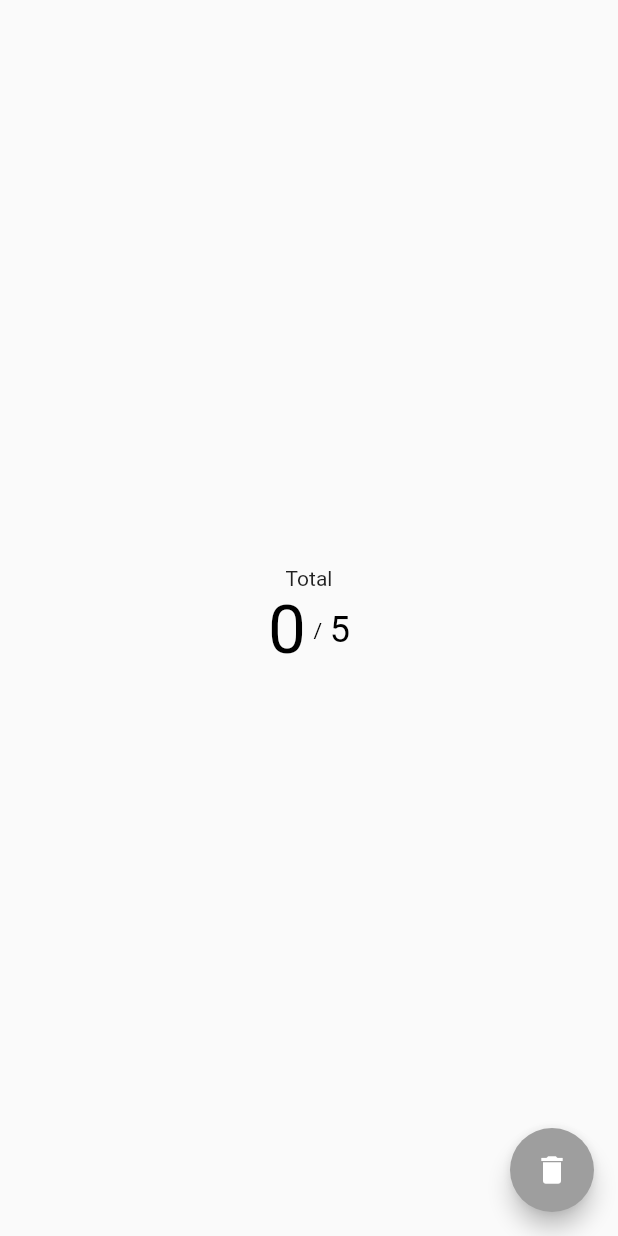
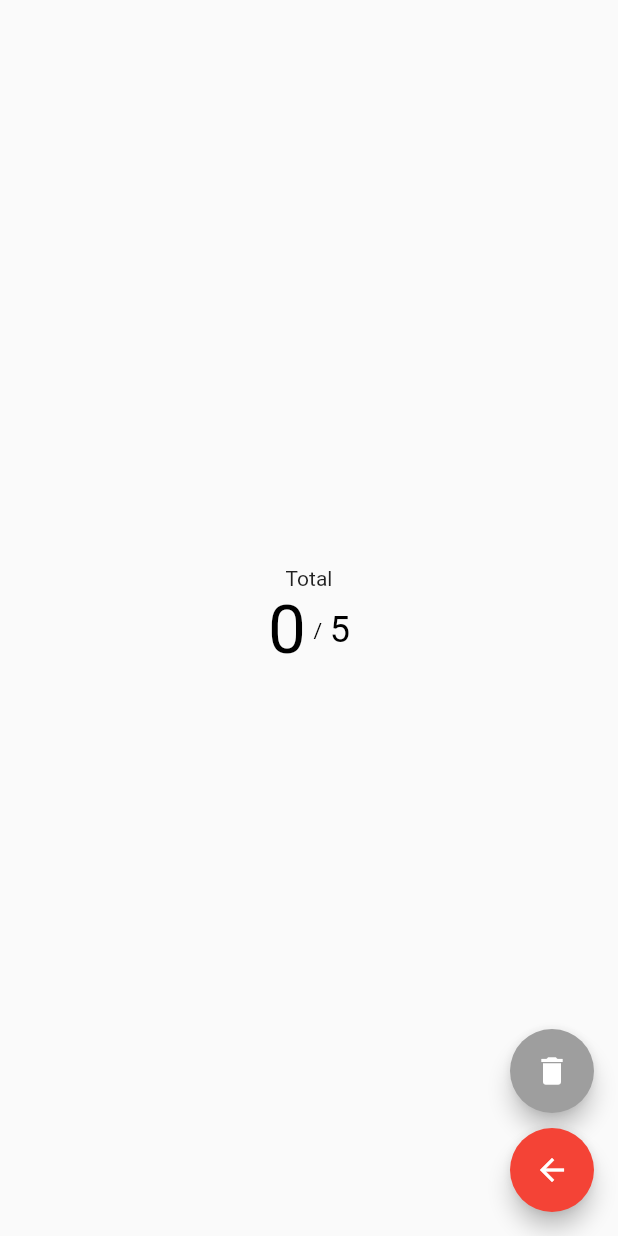
Before and after one commit to alfianandinugraha/talk-o-bloc, a Flutter app: the TotalScreen screen opened by its route, on a phone screen of 412 x 824 dp. Run offline on Flutter 3.47's test engine with Material 2 defaults, Android fonts, the phone set to English and light mode, and no system bars; our stand-ins replace flutter_bloc; missing offline and left inert: dart:js.

Commit message:
feat(total_screen.dart): add floating action button to pop screen

```diff
--- a/lib/widgets/screens/total_screen.dart
+++ b/lib/widgets/screens/total_screen.dart
@@ -15,7 +15,19 @@ class TotalScreen extends StatelessWidget {
           Count()
         ],
       ),
-      floatingActionButton: const ResetQuoteButton(),
+      floatingActionButton: Column(
+        mainAxisAlignment: MainAxisAlignment.end,
+        children: [
+          const ResetQuoteButton(),
+          const SizedBox(height: 10),
+          FloatingActionButton(
+            onPressed: () {
+              Navigator.pop(context);
+            },
+            child: const Icon(Icons.arrow_back),
+          )
+        ],
+      ),
     );
   }
 }
```
